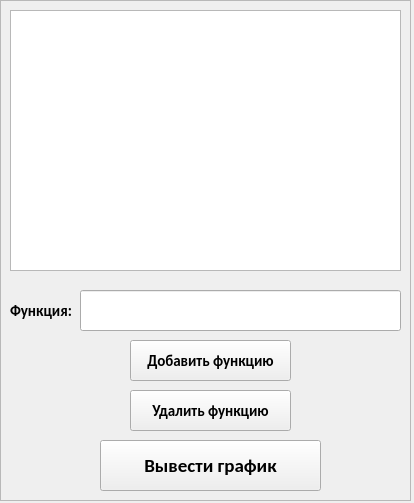
First picture: the form in Utilz/Windows/MainWindow.ui, repository zazemlil/funcGraphic, before the edit.
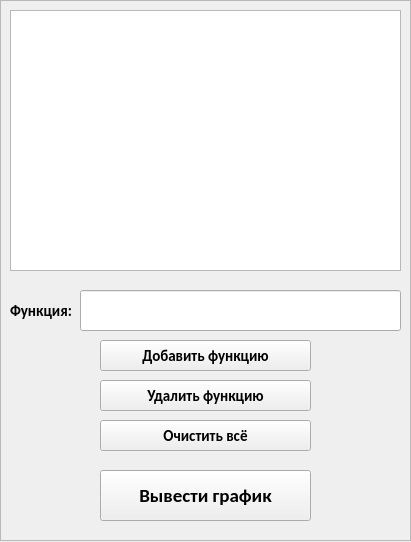
Second picture: the form after the edit.

```diff
--- a/Utilz/Windows/MainWindow.ui
+++ b/Utilz/Windows/MainWindow.ui
@@ -6,8 +6,8 @@
    <rect>
     <x>0</x>
     <y>0</y>
-    <width>414</width>
-    <height>503</height>
+    <width>411</width>
+    <height>542</height>
    </rect>
   </property>
   <property name="windowTitle">
@@ -26,9 +26,12 @@
       <x>0</x>
       <y>0</y>
       <width>411</width>
-      <height>501</height>
+      <height>541</height>
      </rect>
     </property>
+    <property name="styleSheet">
+     <string notr="true"/>
+    </property>
     <property name="frameShape">
      <enum>QFrame::StyledPanel</enum>
     </property>
@@ -48,10 +51,10 @@
     <widget class="QPushButton" name="pb_add">
      <property name="geometry">
       <rect>
-       <x>130</x>
+       <x>100</x>
        <y>340</y>
-       <width>161</width>
-       <height>41</height>
+       <width>211</width>
+       <height>31</height>
       </rect>
      </property>
      <property name="font">
@@ -69,10 +72,10 @@
     <widget class="QPushButton" name="pb_remove">
      <property name="geometry">
       <rect>
-       <x>130</x>
-       <y>390</y>
-       <width>161</width>
-       <height>41</height>
+       <x>100</x>
+       <y>380</y>
+       <width>211</width>
+       <height>31</height>
       </rect>
      </property>
      <property name="font">
@@ -102,7 +105,7 @@
       <rect>
        <x>10</x>
        <y>290</y>
-       <width>71</width>
+       <width>61</width>
        <height>41</height>
       </rect>
      </property>
@@ -122,8 +125,8 @@
      <property name="geometry">
       <rect>
        <x>100</x>
-       <y>440</y>
-       <width>221</width>
+       <y>470</y>
+       <width>211</width>
        <height>51</height>
       </rect>
      </property>
@@ -139,6 +142,27 @@
       <string>Вывести график</string>
      </property>
     </widget>
+    <widget class="QPushButton" name="pb_clear">
+     <property name="geometry">
+      <rect>
+       <x>100</x>
+       <y>420</y>
+       <width>211</width>
+       <height>31</height>
+      </rect>
+     </property>
+     <property name="font">
+      <font>
+       <family>Calibri</family>
+       <pointsize>11</pointsize>
+       <weight>75</weight>
+       <bold>true</bold>
+      </font>
+     </property>
+     <property name="text">
+      <string>Очистить всё</string>
+     </property>
+    </widget>
    </widget>
   </widget>
  </widget>
```
Left out of the diff: 12 changed lines with no effect on the pictures.
